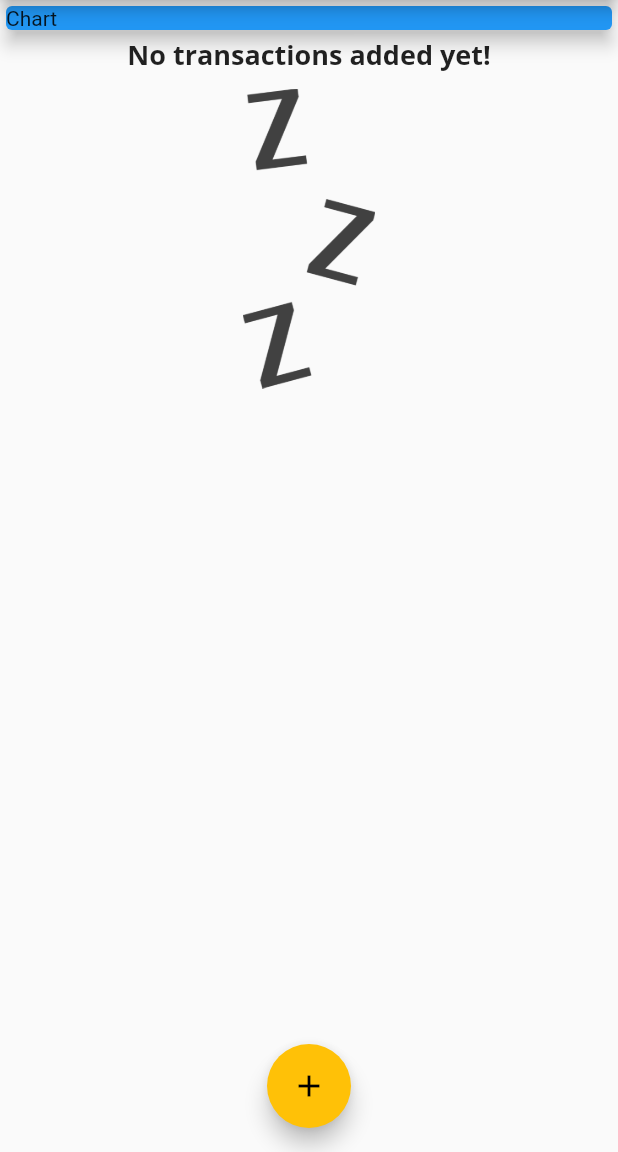
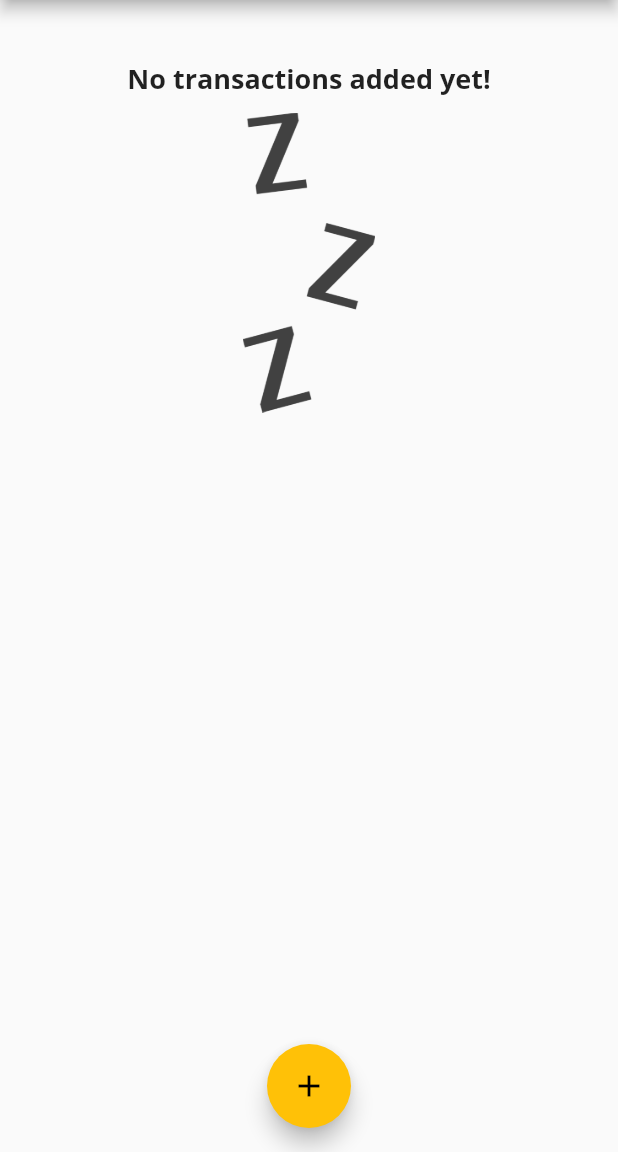
Before and after one commit to GaldinoAllan/expensesApp-Flutter, a Flutter app: the screen it shows after launch, on a phone screen of 412 x 824 dp, the part 84-1236 px from its top. Run offline on Flutter 3.47's test engine with Material 2 defaults, Android fonts, the phone set to English and light mode, and no system bars.

Commit message:
feature: chart class created

```diff
--- a/lib/main.dart
+++ b/lib/main.dart
@@ -1,4 +1,5 @@
 import 'package:expenseplanner/models/transaction.dart';
+import 'package:expenseplanner/widgets/chart.dart';
 import 'package:expenseplanner/widgets/new_transaction.dart';
 import 'package:expenseplanner/widgets/transaction_list.dart';
 import 'package:flutter/material.dart';
@@ -59,6 +60,16 @@ class _MyHomePageState extends State<MyHomePage> {
     // ),
   ];
 
+  List<Transaction> get _recentTransactions {
+    return _userTransactions.where((tx) {
+      return tx.date.isAfter(
+        DateTime.now().subtract(
+          const Duration(days: 7),
+        ),
+      );
+    }).toList();
+  }
+
   void _addNewTransaction(String txTitle, double txAmount) {
     final newTx = Transaction(
       id: DateTime.now().toString(),
@@ -101,14 +112,7 @@ class _MyHomePageState extends State<MyHomePage> {
         child: Column(
           crossAxisAlignment: CrossAxisAlignment.stretch,
           children: [
-            const SizedBox(
-              width: double.infinity,
-              child: Card(
-                color: Colors.blue,
-                elevation: 5,
-                child: Text("Chart"),
-              ),
-            ),
+            Chart(_recentTransactions),
             TransactionList(_userTransactions),
           ],
         ),
--- /dev/null
+++ b/lib/widgets/chart.dart
@@ -0,0 +1,38 @@
+import 'package:expenseplanner/models/transaction.dart';
+import 'package:flutter/material.dart';
+import 'package:intl/intl.dart';
+
+class Chart extends StatelessWidget {
+  final List<Transaction> recentTransactions;
+
+  Chart(this.recentTransactions);
+
+  List<Map<String, Object>> get groupTransactionValues {
+    return List.generate(7, (index) {
+      final weekDay = DateTime.now().subtract(Duration(days: index));
+
+      var totalSum = 0.0;
+
+      for (var i = 0; i < recentTransactions.length; i++) {
+        if (recentTransactions[i].date.day == weekDay.day &&
+            recentTransactions[i].date.month == weekDay.month &&
+            recentTransactions[i].date.year == weekDay.year) {
+          totalSum += recentTransactions[i].amount;
+        }
+      }
+
+      return {'day': DateFormat.E().format(weekDay), 'amount': totalSum};
+    });
+  }
+
+  @override
+  Widget build(BuildContext context) {
+    return Card(
+      elevation: 6,
+      margin: const EdgeInsets.all(20),
+      child: Row(
+        children: [],
+      ),
+    );
+  }
+}
```
Also changed, not shown: 2 other files.
